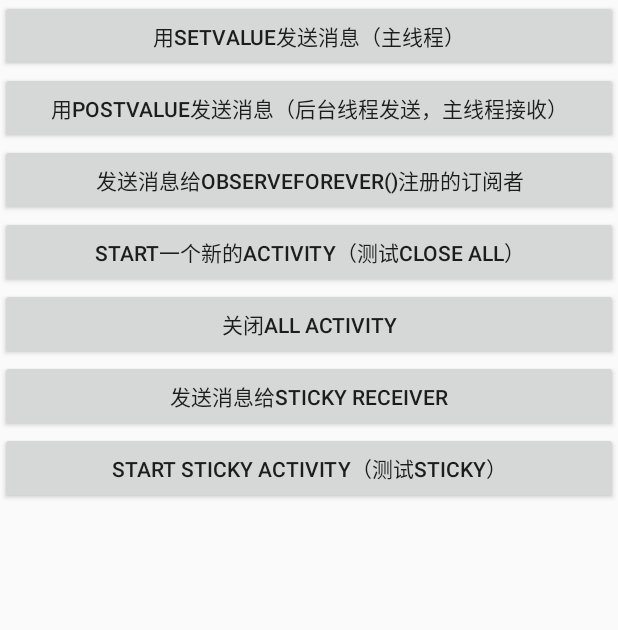
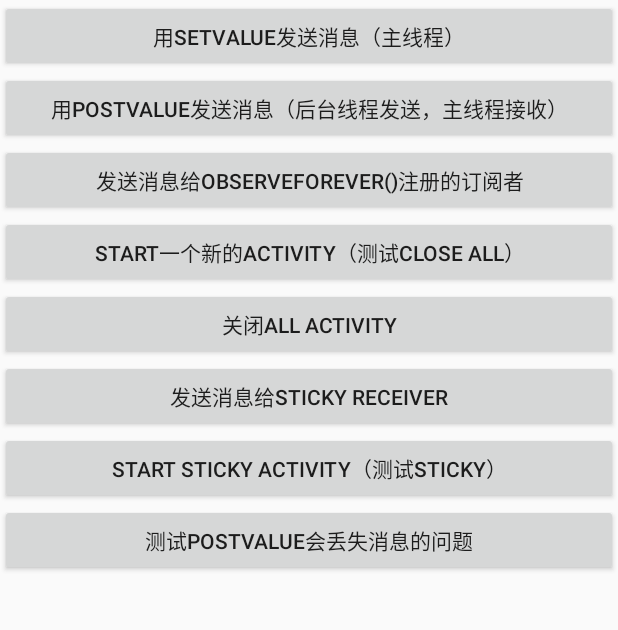
Before and after one commit to JeremyLiao/LiveEventBus, an Android app: the screen it shows after launch (LiveDataBusDemo), on a phone screen of 412 x 824 dp, the part 185-815 px from its top. Run offline under Robolectric (Android 15) with nearby library versions, the phone set to English and light mode, and no system bars; our stand-ins replace data binding; libraries missing offline, so code that uses them is left out: android.arch.core, rx.functions, rx.schedulers.

Commit message:
修复在后台线程PostValue会丢失消息的问题

```diff
--- a/LiveDataBus/livedatabus/src/main/java/com/jeremyliao/livedatabus/LiveDataBus.java
+++ b/LiveDataBus/livedatabus/src/main/java/com/jeremyliao/livedatabus/LiveDataBus.java
@@ -1,9 +1,12 @@
 package com.jeremyliao.livedatabus;
 
+import android.arch.core.executor.ArchTaskExecutor;
 import android.arch.lifecycle.LifecycleOwner;
 import android.arch.lifecycle.LiveData;
 import android.arch.lifecycle.MutableLiveData;
 import android.arch.lifecycle.Observer;
+import android.os.Handler;
+import android.os.Looper;
 import android.support.annotation.NonNull;
 import android.support.annotation.Nullable;
 
@@ -32,7 +35,7 @@ public final class LiveDataBus {
         return SingletonHolder.DEFAULT_BUS;
     }
 
-    public <T> BusMutableLiveData<T> with(String key, Class<T> type) {
+    public synchronized <T> BusMutableLiveData<T> with(String key, Class<T> type) {
         if (!bus.containsKey(key)) {
             bus.put(key, new BusMutableLiveData<>());
         }
@@ -77,7 +80,26 @@ public final class LiveDataBus {
 
     public static class BusMutableLiveData<T> extends MutableLiveData<T> {
 
+        private class PostValueTask implements Runnable {
+            private Object newValue;
+
+            public PostValueTask(@NonNull Object newValue) {
+                this.newValue = newValue;
+            }
+
+            @Override
+            public void run() {
+                setValue((T) newValue);
+            }
+        }
+
         private Map<Observer, Observer> observerMap = new HashMap<>();
+        private Handler mainHandler = new Handler(Looper.getMainLooper());
+
+        @Override
+        public void postValue(T value) {
+            mainHandler.post(new PostValueTask(value));
+        }
 
         @Override
         public void observe(@NonNull LifecycleOwner owner, @NonNull Observer<T> observer) {
--- a/LiveDataBus/livedatabus/src/main/java/com/jeremyliao/livedatabus/LiveDataBusDemo.java
+++ b/LiveDataBus/livedatabus/src/main/java/com/jeremyliao/livedatabus/LiveDataBusDemo.java
@@ -4,6 +4,7 @@ import android.arch.lifecycle.Observer;
 import android.content.Intent;
 import android.databinding.DataBindingUtil;
 import android.os.Bundle;
+import android.os.Handler;
 import android.support.annotation.Nullable;
 import android.support.v7.app.AppCompatActivity;
 import android.widget.Toast;
@@ -11,6 +12,8 @@ import android.widget.Toast;
 import com.jeremyliao.livedatabus.databinding.ActivityLiveDataBusDemoBinding;
 
 import java.util.Random;
+import java.util.concurrent.ExecutorService;
+import java.util.concurrent.Executors;
 
 import rx.Observable;
 import rx.functions.Action1;
@@ -20,6 +23,8 @@ import rx.schedulers.Schedulers;
 public class LiveDataBusDemo extends AppCompatActivity {
 
     private ActivityLiveDataBusDemoBinding binding;
+    private int sendCount = 0;
+    private int receiveCount = 0;
     private Observer<String> observer = new Observer<String>() {
         @Override
         public void onChanged(@Nullable String s) {
@@ -52,6 +57,14 @@ public class LiveDataBusDemo extends AppCompatActivity {
                         if (b) {
                             finish();
                         }
+                    }
+                });
+        LiveDataBus.get()
+                .with("multi_thread_count", String.class)
+                .observe(this, new Observer<String>() {
+                    @Override
+                    public void onChanged(@Nullable String s) {
+                        receiveCount++;
                     }
                 });
     }
@@ -140,4 +153,26 @@ public class LiveDataBusDemo extends AppCompatActivity {
     public void closeAll() {
         LiveDataBus.get().with("close_all_page").setValue(true);
     }
+
+    public void postValueCountTest() {
+        sendCount = 1000;
+        receiveCount = 0;
+        ExecutorService threadPool = Executors.newFixedThreadPool(2);
+//        ExecutorService threadPool = Executors.newSingleThreadExecutor();
+        for (int i = 0; i < sendCount; i++) {
+            threadPool.execute(new Runnable() {
+                @Override
+                public void run() {
+                    LiveDataBus.get().with("multi_thread_count").postValue("test_data");
+                }
+            });
+        }
+        new Handler().postDelayed(new Runnable() {
+            @Override
+            public void run() {
+                Toast.makeText(LiveDataBusDemo.this, "sendCount: " + sendCount +
+                        " | receiveCount: " + receiveCount, Toast.LENGTH_LONG).show();
+            }
+        }, 1000);
+    }
 }
--- a/LiveDataBus/livedatabus/src/main/res/layout/activity_live_data_bus_demo.xml
+++ b/LiveDataBus/livedatabus/src/main/res/layout/activity_live_data_bus_demo.xml
@@ -72,5 +72,12 @@
             android:onClick="@{()->handler.startStickyActivity()}"
             android:text="Start Sticky Activity（测试Sticky）" />
 
+        <Button
+            android:layout_width="match_parent"
+            android:layout_height="wrap_content"
+            android:gravity="center"
+            android:onClick="@{()->handler.postValueCountTest()}"
+            android:text="测试PostValue会丢失消息的问题" />
+
     </LinearLayout>
 </layout>
```
Also changed, not shown: 1 other file.
